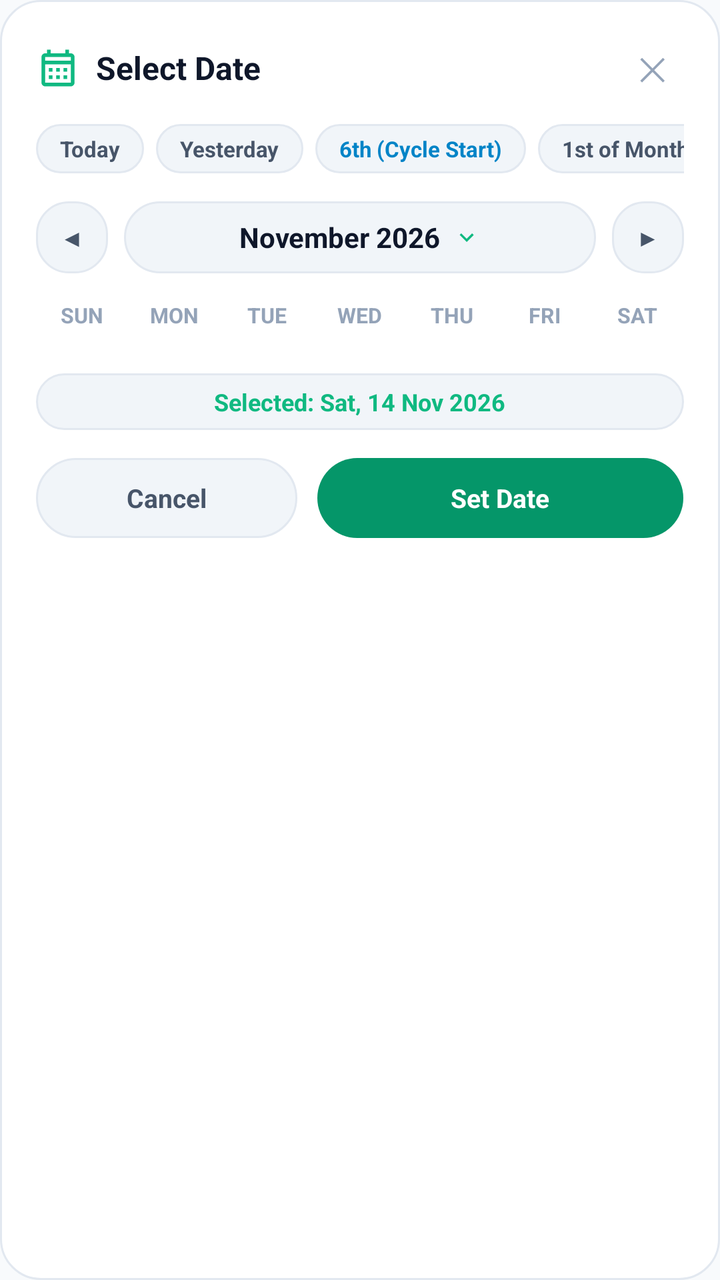
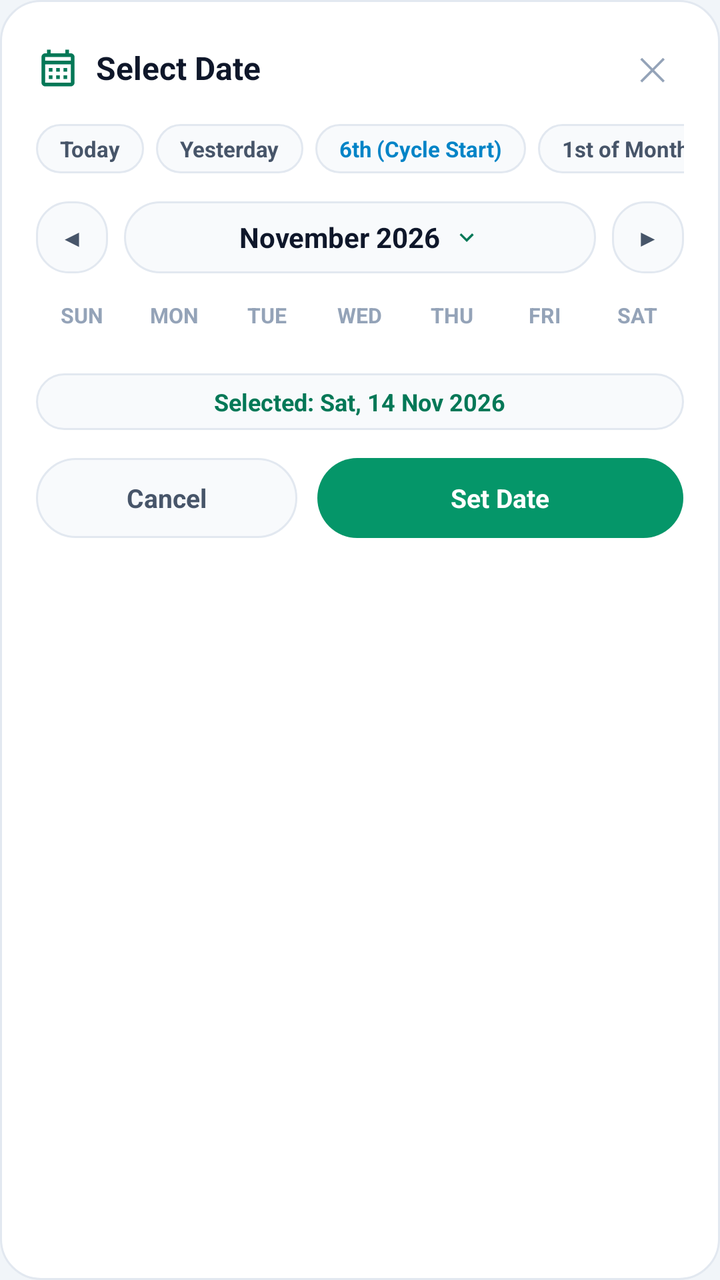

The first picture is an Android layout as it rendered before a commit; the second is the same layout after the commit. The layout source and the unified diff follow.
<!-- AndroidManifest.xml: application theme AppTheme -->
<!-- res/layout/dialog_custom_calendar.xml -->
<?xml version="1.0" encoding="utf-8"?>
<LinearLayout
    xmlns:android="http://schemas.android.com/apk/res/android"
    android:layout_width="match_parent"
    android:layout_height="wrap_content"
    android:orientation="vertical"
    android:background="@drawable/bg_dialog_calendar"
    android:padding="18dp">

    
    <LinearLayout
        android:layout_width="match_parent"
        android:layout_height="wrap_content"
        android:orientation="horizontal"
        android:gravity="center_vertical">

        <ImageView
            android:layout_width="22dp"
            android:layout_height="22dp"
            android:src="@drawable/ic_calendar"
            android:tint="@color/green_mint"
            android:layout_marginEnd="8dp"
            android:contentDescription="Calendar" />

        <TextView
            android:layout_width="0dp"
            android:layout_height="wrap_content"
            android:layout_weight="1"
            android:text="Select Date"
            android:textColor="@color/text_primary"
            android:textSize="16sp"
            android:textStyle="bold" />

        <TextView
            android:id="@+id/tvCalendarClose"
            android:layout_width="32dp"
            android:layout_height="32dp"
            android:gravity="center"
            android:text="✕"
            android:textColor="@color/text_muted"
            android:textSize="16sp"
            android:clickable="true"
            android:focusable="true" />
    </LinearLayout>

    
    <HorizontalScrollView
        android:layout_width="match_parent"
        android:layout_height="wrap_content"
        android:scrollbars="none"
        android:layout_marginTop="12dp">

        <LinearLayout
            android:layout_width="wrap_content"
            android:layout_height="wrap_content"
            android:orientation="horizontal"
            android:gravity="center_vertical">

            <TextView
                android:id="@+id/btnPresetToday"
                android:layout_width="wrap_content"
                android:layout_height="wrap_content"
                android:background="@drawable/bg_pill_dark"
                android:text="Today"
                android:textColor="@color/text_secondary"
                android:textSize="11sp"
                android:textStyle="bold"
                android:paddingStart="12dp"
                android:paddingEnd="12dp"
                android:paddingTop="5dp"
                android:paddingBottom="5dp"
                android:clickable="true"
                android:focusable="true" />

            <TextView
                android:id="@+id/btnPresetYesterday"
                android:layout_width="wrap_content"
                android:layout_height="wrap_content"
                android:layout_marginStart="6dp"
                android:background="@drawable/bg_pill_dark"
                android:text="Yesterday"
                android:textColor="@color/text_secondary"
                android:textSize="11sp"
                android:textStyle="bold"
                android:paddingStart="12dp"
                android:paddingEnd="12dp"
                android:paddingTop="5dp"
                android:paddingBottom="5dp"
                android:clickable="true"
                android:focusable="true" />

            <TextView
                android:id="@+id/btnPresetCycleStart"
                android:layout_width="wrap_content"
                android:layout_height="wrap_content"
                android:layout_marginStart="6dp"
                android:background="@drawable/bg_pill_dark"
                android:text="6th (Cycle Start)"
                android:textColor="@color/blue_sky"
                android:textSize="11sp"
                android:textStyle="bold"
                android:paddingStart="12dp"
                android:paddingEnd="12dp"
                android:paddingTop="5dp"
                android:paddingBottom="5dp"
                android:clickable="true"
                android:focusable="true" />

            <TextView
                android:id="@+id/btnPresetMonthStart"
                android:layout_width="wrap_content"
                android:layout_height="wrap_content"
                android:layout_marginStart="6dp"
                android:background="@drawable/bg_pill_dark"
                android:text="1st of Month"
                android:textColor="@color/text_secondary"
                android:textSize="11sp"
                android:textStyle="bold"
                android:paddingStart="12dp"
                android:paddingEnd="12dp"
                android:paddingTop="5dp"
                android:paddingBottom="5dp"
                android:clickable="true"
                android:focusable="true" />
        </LinearLayout>
    </HorizontalScrollView>

    
    <LinearLayout
        android:layout_width="match_parent"
        android:layout_height="wrap_content"
        android:layout_marginTop="14dp"
        android:layout_marginBottom="8dp"
        android:orientation="horizontal"
        android:gravity="center_vertical">

        <TextView
            android:id="@+id/btnPrevMonth"
            android:layout_width="36dp"
            android:layout_height="36dp"
            android:background="@drawable/bg_calendar_nav_btn"
            android:gravity="center"
            android:text="◀"
            android:textColor="@color/text_secondary"
            android:textSize="12sp"
            android:clickable="true"
            android:focusable="true" />

        <LinearLayout
            android:id="@+id/btnMonthYearContainer"
            android:layout_width="0dp"
            android:layout_height="36dp"
            android:layout_weight="1"
            android:layout_marginStart="8dp"
            android:layout_marginEnd="8dp"
            android:background="@drawable/bg_pill_dark"
            android:orientation="horizontal"
            android:gravity="center"
            android:clickable="true"
            android:focusable="true">

            <TextView
                android:id="@+id/tvMonthYear"
                android:layout_width="wrap_content"
                android:layout_height="wrap_content"
                android:text="November 2026"
                android:textColor="@color/text_primary"
                android:textSize="14sp"
                android:textStyle="bold" />

            <ImageView
                android:layout_width="14dp"
                android:layout_height="14dp"
                android:layout_marginStart="6dp"
                android:src="@drawable/ic_chevron_down"
                android:tint="@color/green_mint"
                android:contentDescription="Select Month and Year" />
        </LinearLayout>

        <TextView
            android:id="@+id/btnNextMonth"
            android:layout_width="36dp"
            android:layout_height="36dp"
            android:background="@drawable/bg_calendar_nav_btn"
            android:gravity="center"
            android:text="▶"
            android:textColor="@color/text_secondary"
            android:textSize="12sp"
            android:clickable="true"
            android:focusable="true" />
    </LinearLayout>

    
    <LinearLayout
        android:layout_width="match_parent"
        android:layout_height="26dp"
        android:orientation="horizontal"
        android:gravity="center_vertical">

        <TextView
            android:layout_width="0dp"
            android:layout_height="wrap_content"
            android:layout_weight="1"
            android:gravity="center"
            android:text="SUN"
            android:textColor="@color/text_muted"
            android:textSize="10.5sp"
            android:textStyle="bold" />

        <TextView
            android:layout_width="0dp"
            android:layout_height="wrap_content"
            android:layout_weight="1"
            android:gravity="center"
            android:text="MON"
            android:textColor="@color/text_muted"
            android:textSize="10.5sp"
            android:textStyle="bold" />

        <TextView
            android:layout_width="0dp"
            android:layout_height="wrap_content"
            android:layout_weight="1"
            android:gravity="center"
            android:text="TUE"
            android:textColor="@color/text_muted"
            android:textSize="10.5sp"
            android:textStyle="bold" />

        <TextView
            android:layout_width="0dp"
            android:layout_height="wrap_content"
            android:layout_weight="1"
            android:gravity="center"
            android:text="WED"
            android:textColor="@color/text_muted"
            android:textSize="10.5sp"
            android:textStyle="bold" />

        <TextView
            android:layout_width="0dp"
            android:layout_height="wrap_content"
            android:layout_weight="1"
            android:gravity="center"
            android:text="THU"
            android:textColor="@color/text_muted"
            android:textSize="10.5sp"
            android:textStyle="bold" />

        <TextView
            android:layout_width="0dp"
            android:layout_height="wrap_content"
            android:layout_weight="1"
            android:gravity="center"
            android:text="FRI"
            android:textColor="@color/text_muted"
            android:textSize="10.5sp"
            android:textStyle="bold" />

        <TextView
            android:layout_width="0dp"
            android:layout_height="wrap_content"
            android:layout_weight="1"
            android:gravity="center"
            android:text="SAT"
            android:textColor="@color/text_muted"
            android:textSize="10.5sp"
            android:textStyle="bold" />
    </LinearLayout>

    
    <androidx.recyclerview.widget.RecyclerView
        android:id="@+id/rvCalendarGrid"
        android:layout_width="match_parent"
        android:layout_height="wrap_content"
        android:layout_marginTop="4dp"
        android:overScrollMode="never" />

    
    <LinearLayout
        android:layout_width="match_parent"
        android:layout_height="wrap_content"
        android:layout_marginTop="12dp"
        android:gravity="center"
        android:background="@drawable/bg_pill_dark"
        android:paddingStart="12dp"
        android:paddingEnd="12dp"
        android:paddingTop="6dp"
        android:paddingBottom="6dp">

        <TextView
            android:id="@+id/tvSelectedDatePreview"
            android:layout_width="wrap_content"
            android:layout_height="wrap_content"
            android:text="Selected: Sat, 14 Nov 2026"
            android:textColor="@color/green_mint"
            android:textSize="12sp"
            android:textStyle="bold" />
    </LinearLayout>

    
    <LinearLayout
        android:layout_width="match_parent"
        android:layout_height="wrap_content"
        android:layout_marginTop="14dp"
        android:orientation="horizontal">

        <TextView
            android:id="@+id/btnCalendarCancel"
            android:layout_width="0dp"
            android:layout_height="40dp"
            android:layout_weight="1"
            android:gravity="center"
            android:background="@drawable/bg_pill_dark"
            android:text="Cancel"
            android:textColor="@color/text_secondary"
            android:textSize="13sp"
            android:textStyle="bold"
            android:clickable="true"
            android:focusable="true" />

        <View
            android:layout_width="10dp"
            android:layout_height="1dp" />

        <TextView
            android:id="@+id/btnCalendarConfirm"
            android:layout_width="0dp"
            android:layout_height="40dp"
            android:layout_weight="1.4"
            android:gravity="center"
            android:background="@drawable/bg_pill_emerald"
            android:text="Set Date"
            android:textColor="#FFFFFF"
            android:textSize="13sp"
            android:textStyle="bold"
            android:clickable="true"
            android:focusable="true" />
    </LinearLayout>

</LinearLayout>
<!-- resources referenced by this layout -->
<resources>
  <color name="blue_sky">#0284C7</color>
  <color name="green_mint">#10B981</color>
  <color name="text_muted">#94A3B8</color>
  <color name="text_primary">#0F172A</color>
  <color name="text_secondary">#475569</color>
  <!-- drawable bg_calendar_nav_btn (drawable) -->
  <?xml version="1.0" encoding="utf-8"?>
  <shape xmlns:android="http://schemas.android.com/apk/res/android"
      android:shape="rectangle">
      <solid android:color="@color/bg_card_secondary" />
      <corners android:radius="16dp" />
      <stroke android:width="1dp" android:color="@color/border_dark" />
  </shape>
  <!-- drawable bg_dialog_calendar (drawable) -->
  <?xml version="1.0" encoding="utf-8"?>
  <shape xmlns:android="http://schemas.android.com/apk/res/android"
      android:shape="rectangle">
      <solid android:color="@color/bg_card" />
      <corners android:radius="20dp" />
      <stroke android:width="1dp" android:color="@color/border_dark" />
  </shape>
  <!-- drawable bg_pill_dark (drawable) -->
  <?xml version="1.0" encoding="utf-8"?>
  <shape xmlns:android="http://schemas.android.com/apk/res/android"
      android:shape="rectangle">
      <solid android:color="@color/bg_card_secondary" />
      <corners android:radius="20dp" />
      <stroke
          android:width="1dp"
          android:color="@color/border_dark" />
  </shape>
  <!-- drawable bg_pill_emerald (drawable) -->
  <?xml version="1.0" encoding="utf-8"?>
  <shape xmlns:android="http://schemas.android.com/apk/res/android"
      android:shape="rectangle">
      <solid android:color="@color/green_emerald" />
      <corners android:radius="24dp" />
  </shape>
  <!-- drawable ic_calendar (drawable) -->
  <vector xmlns:android="http://schemas.android.com/apk/res/android"
      android:width="22dp"
      android:height="22dp"
      android:viewportWidth="24"
      android:viewportHeight="24">
    <path
        android:fillColor="@color/green_emerald"
        android:pathData="M19,4h-1V2h-2v2H8V2H6v2H5C3.89,4 3.01,4.9 3.01,6L3,20c0,1.1 0.89,2 2,2h14c1.1,0 2,-0.9 2,-2V6C21,4.9 20.1,4 19,4zM19,20H5V10h14V20zM19,8H5V6h14V8zM9,14H7v-2h2V14zM13,14h-2v-2h2V14zM17,14h-2v-2h2V14zM9,18H7v-2h2V18zM13,18h-2v-2h2V18zM17,18h-2v-2h2V18z"/>
  </vector>
  <!-- drawable ic_chevron_down (drawable) -->
  <?xml version="1.0" encoding="utf-8"?>
  <vector xmlns:android="http://schemas.android.com/apk/res/android"
      android:width="20dp"
      android:height="20dp"
      android:viewportWidth="24"
      android:viewportHeight="24">
      <path
          android:fillColor="@color/green_mint"
          android:pathData="M7.41,8.59L12,13.17l4.59,-4.58L18,10l-6,6 -6,-6 1.41,-1.41z"/>
  </vector>
  <color name="bg_card_secondary">#F1F5F9</color>
  <color name="border_dark">#E2E8F0</color>
  <color name="bg_card">#FFFFFF</color>
  <color name="green_emerald">#059669</color>
  <color name="colorPrimary">#059669</color>
  <color name="colorPrimaryDark">#F1F5F9</color>
  <color name="colorAccent">#059669</color>
  <color name="bg_dark">#F8FAFC</color>
  <color name="nav_bottom_bg">#FFFFFF</color>
  <style name="FinMngrBottomSheetDialogTheme" parent="ThemeOverlay.MaterialComponents.BottomSheetDialog">
          <item name="bottomSheetStyle">@style/FinMngrBottomSheetModal</item>
      </style>
  <style name="FinMngrBottomSheetModal" parent="Widget.MaterialComponents.BottomSheet.Modal">
          <item name="android:background">@android:color/transparent</item>
      </style>
  <!-- unchanged entries left out for length: 1 -->
</resources>

<!-- the commit's change to res/layout/dialog_custom_calendar.xml (unified diff, before → after) -->
@@ -331,7 +331,7 @@
             android:gravity="center"
             android:background="@drawable/bg_pill_emerald"
             android:text="Set Date"
-            android:textColor="#FFFFFF"
+            android:textColor="@color/text_on_primary"
             android:textSize="13sp"
             android:textStyle="bold"
             android:clickable="true"
<!-- resource entries referenced after the edit -->
@@ -1,8 +1,9 @@
 <!-- resources referenced by this layout -->
 <resources>
   <color name="blue_sky">#0284C7</color>
-  <color name="green_mint">#10B981</color>
+  <color name="green_mint">#047857</color>
   <color name="text_muted">#94A3B8</color>
+  <color name="text_on_primary">#FFFFFF</color>
   <color name="text_primary">#0F172A</color>
   <color name="text_secondary">#475569</color>
   <!-- drawable bg_calendar_nav_btn (drawable) -->
@@ -59,14 +60,14 @@
           android:fillColor="@color/green_mint"
           android:pathData="M7.41,8.59L12,13.17l4.59,-4.58L18,10l-6,6 -6,-6 1.41,-1.41z"/>
   </vector>
-  <color name="bg_card_secondary">#F1F5F9</color>
+  <color name="bg_card_secondary">#F8FAFC</color>
   <color name="border_dark">#E2E8F0</color>
   <color name="bg_card">#FFFFFF</color>
   <color name="green_emerald">#059669</color>
-  <color name="colorPrimary">#059669</color>
-  <color name="colorPrimaryDark">#F1F5F9</color>
-  <color name="colorAccent">#059669</color>
-  <color name="bg_dark">#F8FAFC</color>
+  <color name="colorPrimary">#0D9488</color>
+  <color name="colorPrimaryDark">#E2E8F0</color>
+  <color name="colorAccent">#0D9488</color>
+  <color name="bg_dark">#F1F5F9</color>
   <color name="nav_bottom_bg">#FFFFFF</color>
   <style name="FinMngrBottomSheetDialogTheme" parent="ThemeOverlay.MaterialComponents.BottomSheetDialog">
           <item name="bottomSheetStyle">@style/FinMngrBottomSheetModal</item>
